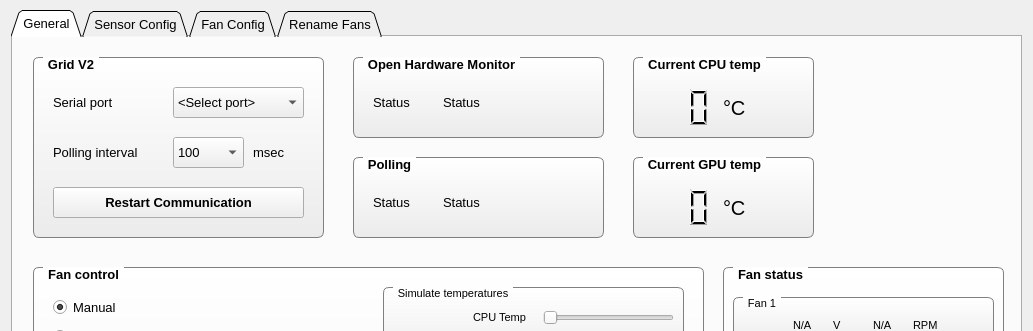
akej74/grid-control, file grid-control/ui/mainwindow.ui: the form before one commit; both pictures show x 0 to 1033 and y 0 to 331 of the 1033 by 721 pixel window.
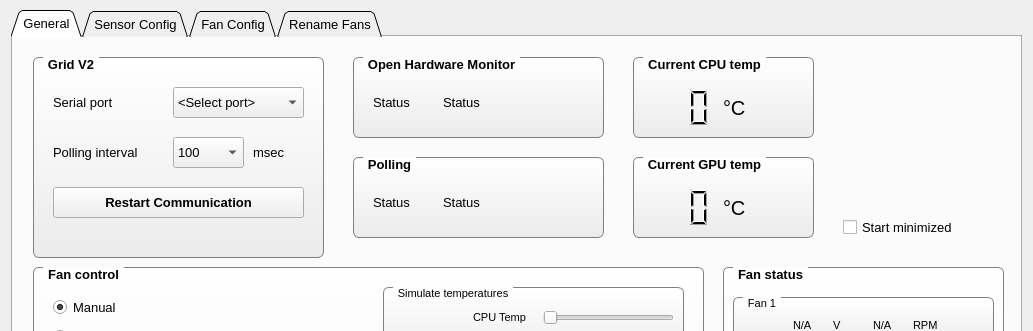
The form after the commit. Icons and pictures are not drawn.

Commit message: Add "Start minimized" checkbox

```diff
--- a/grid-control/ui/mainwindow.ui
+++ b/grid-control/ui/mainwindow.ui
@@ -1765,7 +1765,7 @@
          <x>10</x>
          <y>10</y>
          <width>291</width>
-         <height>181</height>
+         <height>201</height>
         </rect>
        </property>
        <property name="font">
@@ -1991,7 +1991,7 @@
        <property name="geometry">
         <rect>
          <x>810</x>
-         <y>40</y>
+         <y>0</y>
          <width>151</width>
          <height>141</height>
         </rect>
@@ -2066,6 +2066,24 @@
         </property>
        </widget>
       </widget>
+      <widget class="QCheckBox" name="checkBoxStartMinimized">
+       <property name="geometry">
+        <rect>
+         <x>820</x>
+         <y>170</y>
+         <width>151</width>
+         <height>20</height>
+        </rect>
+       </property>
+       <property name="font">
+        <font>
+         <pointsize>10</pointsize>
+        </font>
+       </property>
+       <property name="text">
+        <string>Start minimized</string>
+       </property>
+      </widget>
      </widget>
     </widget>
     <widget class="QWidget" name="tabSensorConfig">
```
The commit also changes 1 other file.
